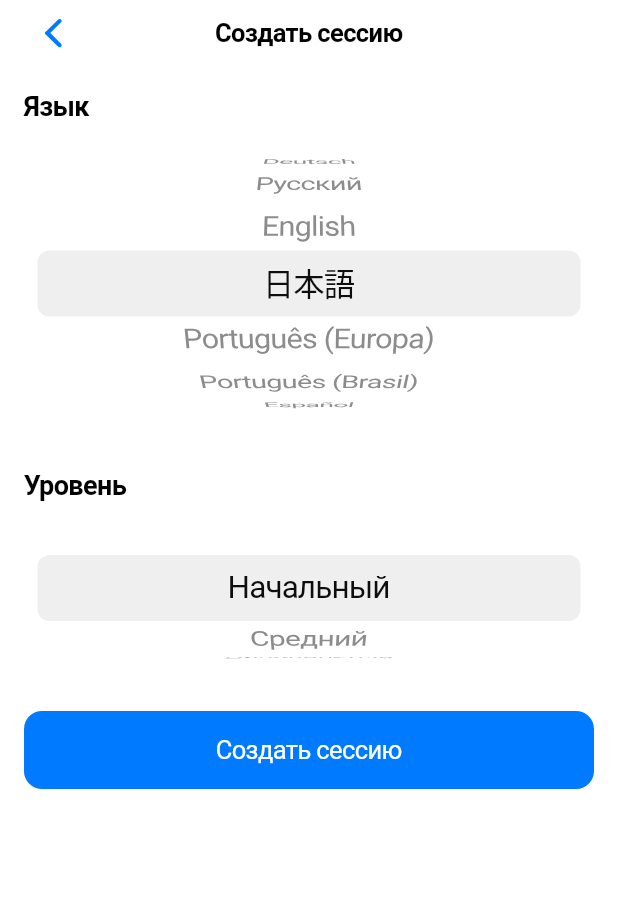
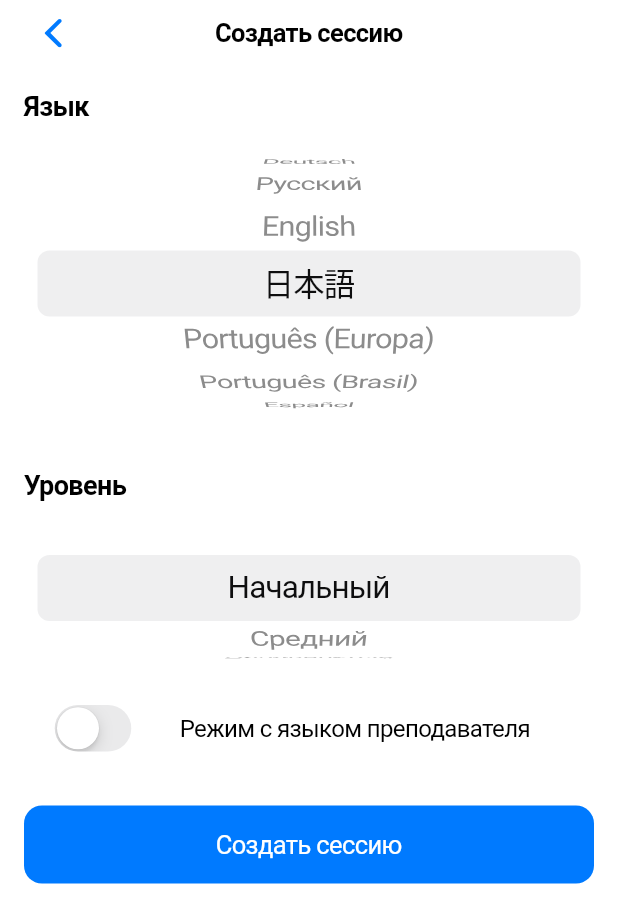
Before and after one commit to RuslanTsitser/repeat_tutor, a Flutter app: the CreateRealtimeSessionScreen screen opened by its route, on a phone screen of 412 x 824 dp. Shown: the top 923 px of the screen. Run offline on Flutter 3.47's test engine with Material 3 defaults, Android fonts, the phone set to English and light mode, and no system bars; our stand-ins replace auto_route, dio, drift, equatable, flutter_riverpod, permission_handler and 1 more; missing offline and left inert: ab_test_service, apphud, cloud_storage_sync, flutter_webrtc, record, sqlite3; accounts and stored records are empty; generated files the repository leaves out were written again.

Commit message:
feat(realtime-sessions): add teacher language support in session settings and UI
- Introduced a new optional property for teacher language in SessionSettings to enhance session customization.
- Updated CreateRealtimeSessionUseCase to utilize the selected teacher language when creating sessions.
- Enhanced CreateRealtimeSessionNotifier to manage teacher language selection.
- Added UI components in CreateRealtimeSessionScreen for toggling and selecting the teacher language, improving user interaction and flexibility during sessions.

```diff
--- a/lib/domain/models/session_settings.dart
+++ b/lib/domain/models/session_settings.dart
@@ -8,10 +8,12 @@ class SessionSettings extends Equatable {
   const SessionSettings({
     required this.language,
     required this.level,
+    this.teacherLanguage,
   });
   final SessionLanguage language;
   final SessionDifficultyLevel level;
+  final SessionLanguage? teacherLanguage;
 
   @override
-  List<Object?> get props => [language, level];
+  List<Object?> get props => [language, level, teacherLanguage];
 }
--- a/lib/presentation/screens/create_realtime_session_screen.dart
+++ b/lib/presentation/screens/create_realtime_session_screen.dart
@@ -41,7 +41,7 @@ class _CreateRealtimeSessionScreenState
                 Container(
                   padding: const EdgeInsets.all(12),
                   decoration: BoxDecoration(
-                    color: CupertinoColors.systemRed.withOpacity(0.1),
+                    color: CupertinoColors.systemRed.withValues(alpha: 0.1),
                     borderRadius: BorderRadius.circular(8),
                   ),
                   child: Text(
@@ -103,6 +103,73 @@ class _CreateRealtimeSessionScreenState
                   }).toList(),
                 ),
               ),
+              const SizedBox(height: 24),
+              Row(
+                children: [
+                  Expanded(
+                    child: CupertinoSwitch(
+                      value: formState.teacherLanguage != null,
+                      onChanged: (value) {
+                        if (value) {
+                          // Включаем режим с языком преподавателя, выбираем первый язык по умолчанию
+                          ref
+                              .read(createRealtimeSessionProvider)
+                              .selectTeacherLanguage(SessionLanguage.english);
+                        } else {
+                          // Выключаем режим
+                          ref
+                              .read(createRealtimeSessionProvider)
+                              .selectTeacherLanguage(null);
+                        }
+                      },
+                    ),
+                  ),
+                  const SizedBox(width: 12),
+                  const Expanded(
+                    flex: 3,
+                    child: Text(
+                      'Режим с языком преподавателя',
+                      style: TextStyle(
+                        fontSize: 16,
+                      ),
+                    ),
+                  ),
+                ],
+              ),
+              if (formState.teacherLanguage != null) ...[
+                const SizedBox(height: 16),
+                const Text(
+                  'Язык преподавателя',
+                  style: TextStyle(
+                    fontSize: 18,
+                    fontWeight: FontWeight.bold,
+                  ),
+                ),
+                const SizedBox(height: 8),
+                SizedBox(
+                  height: 200,
+                  child: CupertinoPicker(
+                    key: ValueKey(formState.teacherLanguage),
+                    looping: true,
+                    itemExtent: 44,
+                    scrollController: FixedExtentScrollController(
+                      initialItem: SessionLanguage.values.indexOf(
+                        formState.teacherLanguage!,
+                      ),
+                    ),
+                    onSelectedItemChanged: (index) {
+                      ref
+                          .read(createRealtimeSessionProvider)
+                          .selectTeacherLanguage(SessionLanguage.values[index]);
+                    },
+                    children: SessionLanguage.values.map((language) {
+                      return Center(
+                        child: Text(language.localizedName),
+                      );
+                    }).toList(),
+                  ),
+                ),
+              ],
               const SizedBox(height: 32),
               CupertinoButton.filled(
                 onPressed: formState.isLoading
```
Also changed, not shown: lib/domain/usecases/create_realtime_session_use_case.dart (+24 -0 lines), lib/presentation/notifiers/create_realtime_session_notifier.dart (+13 -0 lines).
